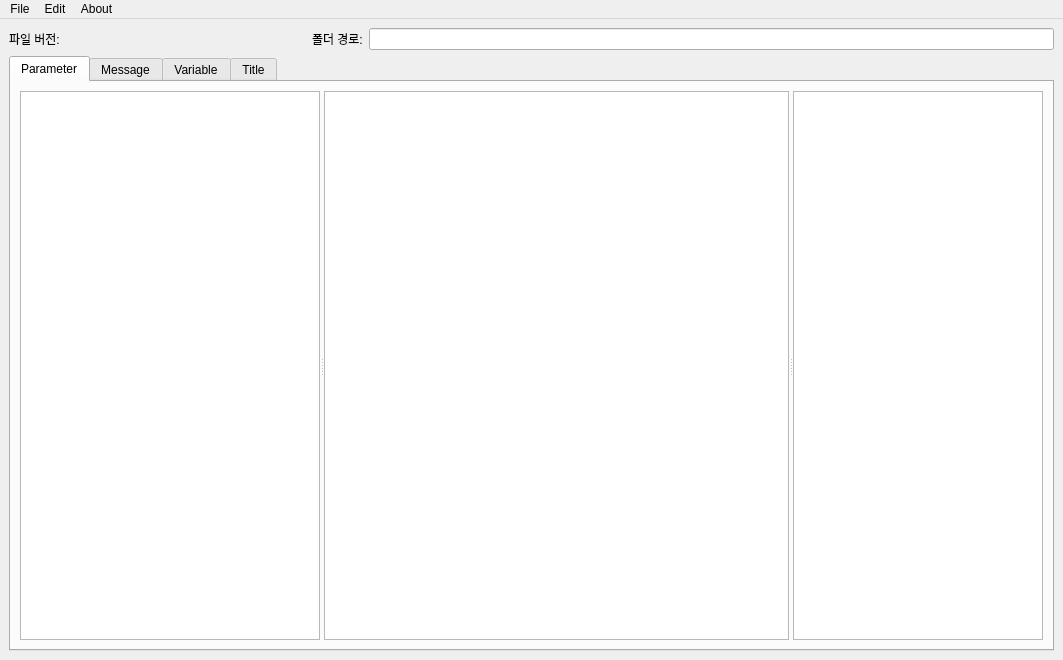
Qt form mainwindow.ui (coreanq/table_editor3) before a commit.
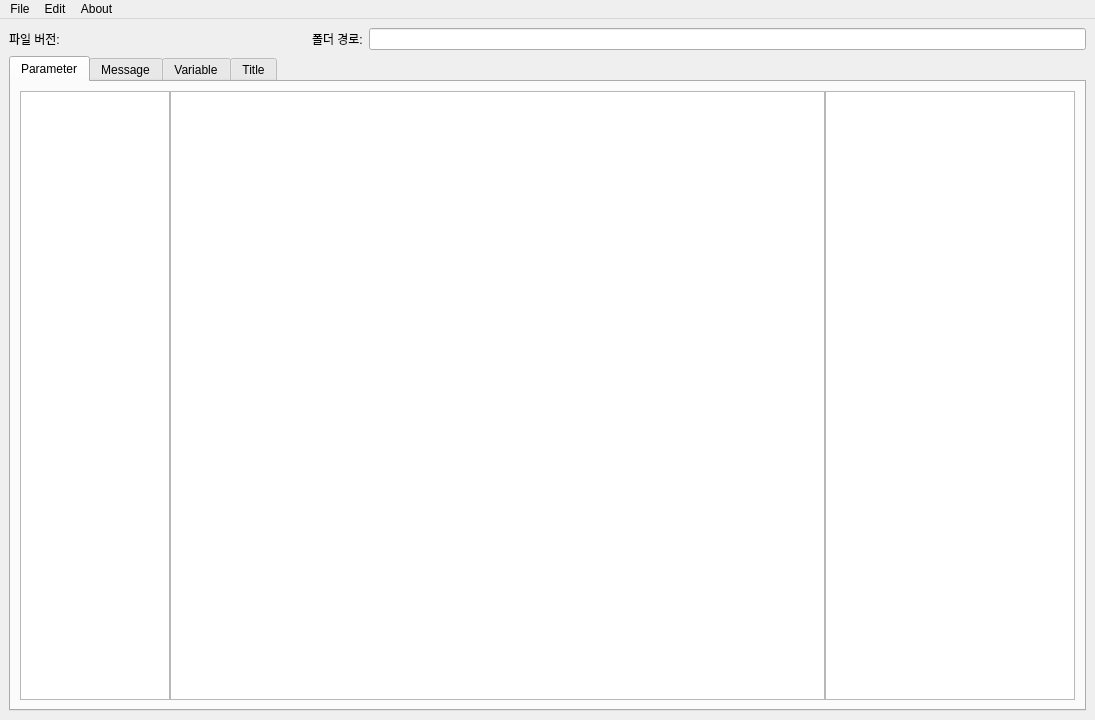
The same form after that commit.

Commit message: struct 구조 변경

Patch:
```diff
--- a/mainwindow.ui
+++ b/mainwindow.ui
@@ -6,8 +6,8 @@
    <rect>
     <x>0</x>
     <y>0</y>
-    <width>1063</width>
-    <height>660</height>
+    <width>1095</width>
+    <height>720</height>
    </rect>
   </property>
   <property name="windowTitle">
@@ -84,10 +84,13 @@
           <property name="orientation">
            <enum>Qt::Horizontal</enum>
           </property>
+          <property name="handleWidth">
+           <number>0</number>
+          </property>
           <widget class="QTableView" name="viewGroup">
            <property name="maximumSize">
             <size>
-             <width>300</width>
+             <width>150</width>
              <height>16777215</height>
             </size>
            </property>
@@ -168,7 +171,7 @@
     <rect>
      <x>0</x>
      <y>0</y>
-     <width>1063</width>
+     <width>1095</width>
      <height>21</height>
     </rect>
    </property>
```
The commit also changes 2 other files.
